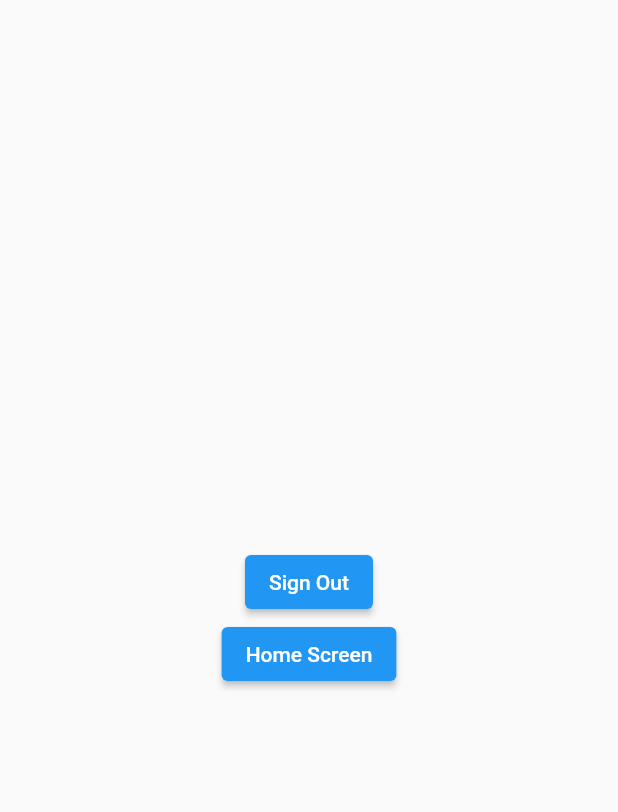
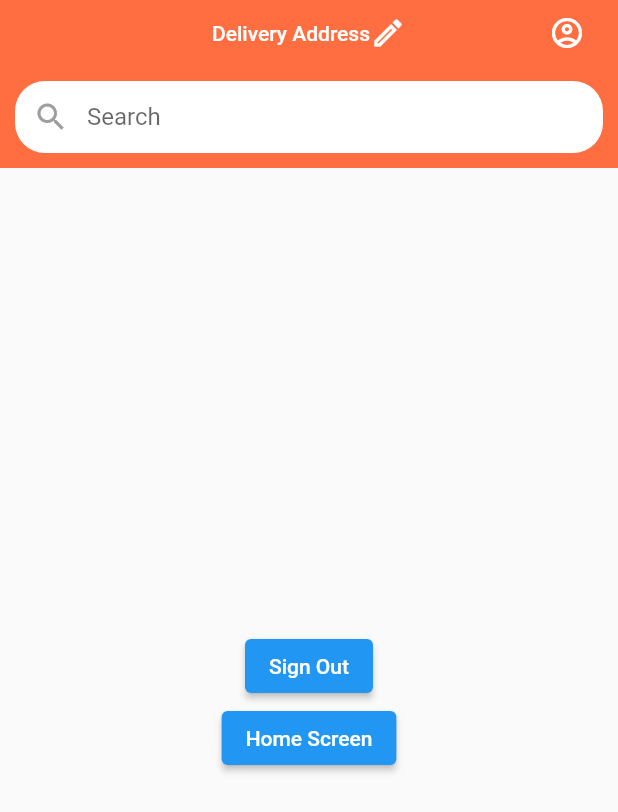
Before and after one commit to anketmanoj/sellnow, a Flutter app: the HomeScreen screen opened by its route, on a phone screen of 412 x 824 dp. Shown: the top 812 px of the screen. Run offline on Flutter 3.47's test engine with Material 2 defaults, Android fonts, the phone set to English and light mode, and no system bars; our stand-ins replace cloud_firestore, dots_indicator, firebase_auth, firebase_core, geolocator, google_maps_flutter; missing offline and left inert: flutter_geocoder; accounts and stored records are empty.

Commit message:
home screen app bar added

```diff
--- a/lib/screens/home_screen.dart
+++ b/lib/screens/home_screen.dart
@@ -13,6 +13,62 @@ class HomeScreen extends StatelessWidget {
   Widget build(BuildContext context) {
     final auth = Provider.of<AuthProvider>(context);
     return Scaffold(
+      appBar: AppBar(
+        centerTitle: true,
+        elevation: 0,
+        leading: Container(),
+        bottom: PreferredSize(
+          preferredSize: Size.fromHeight(56),
+          child: Padding(
+            padding: const EdgeInsets.all(10.0),
+            child: TextField(
+              decoration: InputDecoration(
+                hintText: "Search",
+                prefixIcon: Icon(
+                  Icons.search,
+                  color: Colors.grey,
+                ),
+                border: OutlineInputBorder(
+                  borderRadius: BorderRadius.circular(20),
+                  borderSide: BorderSide.none,
+                ),
+                contentPadding: EdgeInsets.zero,
+                filled: true,
+                fillColor: Colors.white,
+              ),
+            ),
+          ),
+        ),
+        actions: [
+          Padding(
+            padding: const EdgeInsets.only(right: 10.0),
+            child: IconButton(
+              onPressed: () {},
+              icon: Icon(
+                Icons.account_circle_outlined,
+              ),
+            ),
+          ),
+        ],
+        title: TextButton(
+          onPressed: () {},
+          child: Row(
+            mainAxisSize: MainAxisSize.min,
+            children: [
+              Text(
+                "Delivery Address",
+                style: TextStyle(
+                  color: Colors.white,
+                ),
+              ),
+              Icon(
+                Icons.edit_outlined,
+                color: Colors.white,
+              ),
+            ],
+          ),
+        ),
+      ),
       body: Center(
         child: Column(
           mainAxisSize: MainAxisSize.min,
```
